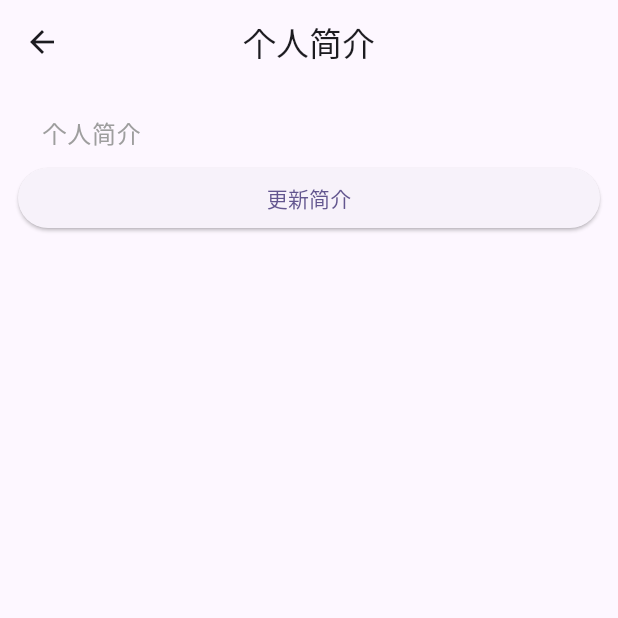
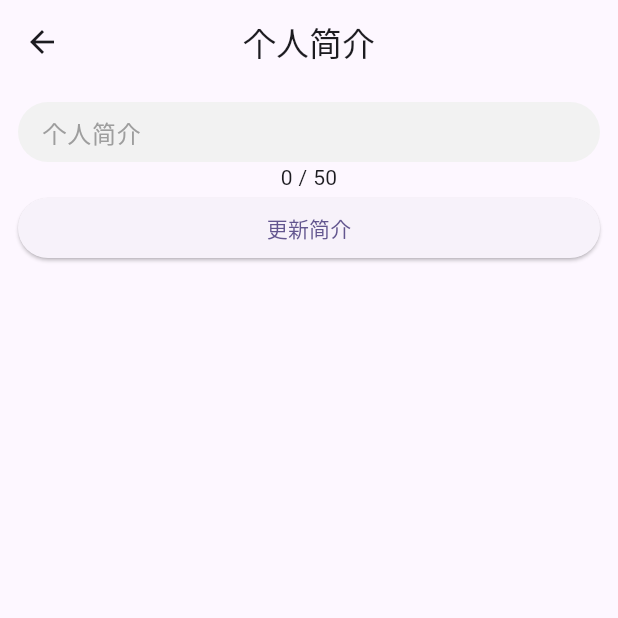
Before and after one commit to HandwerSTD/PurlawFrontend, a Flutter app: the MyAccountManagement screen opened directly, on a phone screen of 412 x 824 dp, the top half of it. Run offline on Flutter 3.47's test engine with Material 3 defaults, Android fonts, the light colour scheme and no system bars; our stand-ins replace babstrap_settings_screen, cached_network_image, card_swiper, chewie, date_format, eva_icons_flutter and 16 more; missing offline and left inert: audio_session, cunning_document_scanner, easy_image_viewer, event_bus, flutter_fast_forms, grock and 9 more; accounts and stored records are empty; Roboto replaces fonts that are missing (HarmonyOS Sans SC).

Commit message:
Beta v1.8.6 Typewriter animation; minor changes

```diff
--- a/lib/common/network/chat_api.dart
+++ b/lib/common/network/chat_api.dart
@@ -81,7 +81,7 @@ class ChatNetworkRequest {
       Log.d("Received message from Main $session", tag: "ChatAPI");
       try {
         while (true) {
-          await Future.delayed(const Duration(milliseconds: 300));
+          await Future.delayed(1000.milliseconds);
           var chatRes = jsonDecode(await HttpGet.post(API.chatFlushSession.api,
               HttpGet.jsonHeadersCookie(cookie), {"sid": session}));
           Log.i(chatRes);
--- a/lib/components/purlaw/chat_message_block.dart
+++ b/lib/components/purlaw/chat_message_block.dart
@@ -309,7 +309,8 @@ class _PurlawChatMessageBlockWithAudioState extends State<PurlawChatMessageBlock
                     crossAxisAlignment: CrossAxisAlignment.start,
                     children: [
                       SelectableText(
-                        (msgData.sentences.isEmpty ? "思考中..." : msgData.getString()),
+                        // (msgData.sentences.isEmpty ? "思考中..." : msgData.getString()),
+                        (msgData.showedText.isEmpty ? "思考中..." : msgData.showedText),
                         // softWrap: true,
                         style: TextStyle(
                             color: foreground, height: 1.5, fontSize: 15),
--- a/lib/views/account_mgr/account_management.dart
+++ b/lib/views/account_mgr/account_management.dart
@@ -10,6 +10,7 @@ import 'package:purlaw/components/purlaw/appbar.dart';
 import 'package:purlaw/components/purlaw/purlaw_components.dart';
 import 'package:purlaw/components/third_party/prompt.dart';
 import 'package:purlaw/viewmodels/main_viewmodel.dart';
+import 'package:purlaw/viewmodels/theme_viewmodel.dart';
 import 'package:purlaw/views/account_mgr/components/account_page_components.dart';
 import 'package:http/http.dart' as http;
 import 'package:purlaw/common/utils/log_utils.dart';
@@ -26,11 +27,13 @@ class MyAccountManagement extends StatefulWidget {
 class _MyAccountManagementState extends State<MyAccountManagement> {
   TextEditingController controller = TextEditingController();
   FocusNode focusNode = FocusNode();
+  int count = 0;
 
   @override
   void initState() {
     super.initState();
     controller = TextEditingController(text: widget.desc);
+    count = widget.desc.length;
   }
 
   @override
@@ -42,9 +45,17 @@ class _MyAccountManagementState extends State<MyAccountManagement> {
         child: Column(
           crossAxisAlignment: CrossAxisAlignment.center,
           children: [
-            PurlawChatTextField(
-              controller: controller, hint: '个人简介', focusNode: focusNode, readOnly: false,
+            TextField(
+              controller: controller, focusNode: focusNode, readOnly: false,
+              maxLines: null,
+              decoration: PurlawChatTextField.chatInputDeco('个人简介', getThemeModel(context).colorModel.loginTextFieldColor, 24),
+              onChanged: (val){
+                setState(() {
+                  count = val.length;
+                });
+              },
             ),
+            Text("$count / 50", style: TextStyle(color: (count > 50 ? Colors.red : null)),),
             Row(
               children: [
                 Expanded(
--- a/lib/views/ai_chat_page/chat_session_list_page.dart
+++ b/lib/views/ai_chat_page/chat_session_list_page.dart
@@ -187,7 +187,9 @@ class _ChatSessionListPageBodyState extends State<ChatSessionListPageBody> {
                                     : Radio(
                                         value: index,
                                         groupValue: model.chosenRadio,
-                                        onChanged: (val) {},
+                                        onChanged: (val) {
+                                          model.useSession(index);
+                                        },
                                       ));
 
                                 return SettingsItem(
--- a/lib/views/settings/settings_page.dart
+++ b/lib/views/settings/settings_page.dart
@@ -404,6 +404,12 @@ class _SettingsChangeThemePageState extends State<SettingsChangeThemePage> {
                 withBackground: true,
                 backgroundColor: Colors.transparent,
                 iconsColor: ThemeModel.presetThemes[index]),
+            onTap: (){
+              setState(() {
+                value = index;
+              });
+              Provider.of<ThemeViewModel>(context, listen: false).setThemeColor(index);
+            },
             trailing: Radio<int>(value: index, groupValue: value, onChanged: (_) {
               setState(() {
                 value = index;
--- a/pubspec.yaml
+++ b/pubspec.yaml
@@ -16,7 +16,7 @@ publish_to: 'none' # Remove this line if you wish to publish to pub.dev
 # https://developer.apple.com/library/archive/documentation/General/Reference/InfoPlistKeyReference/Articles/CoreFoundationKeys.html
 # In Windows, build-name is used as the major, minor, and patch parts
 # of the product and file versions while build-number is used as the build suffix.
-version: 1.8.5+10805
+version: 1.8.6+10806
 
 environment:
   sdk: '>=3.2.4 <4.0.0'
```
Also changed, not shown: lib/models/ai_chat/chat_message_model.dart (+8 -7 lines), lib/viewmodels/ai_chat_page/chat_page_viewmodel.dart (+6 -5 lines), lib/views/ai_chat_page/ai_chat_page.dart (+23 -19 lines).
